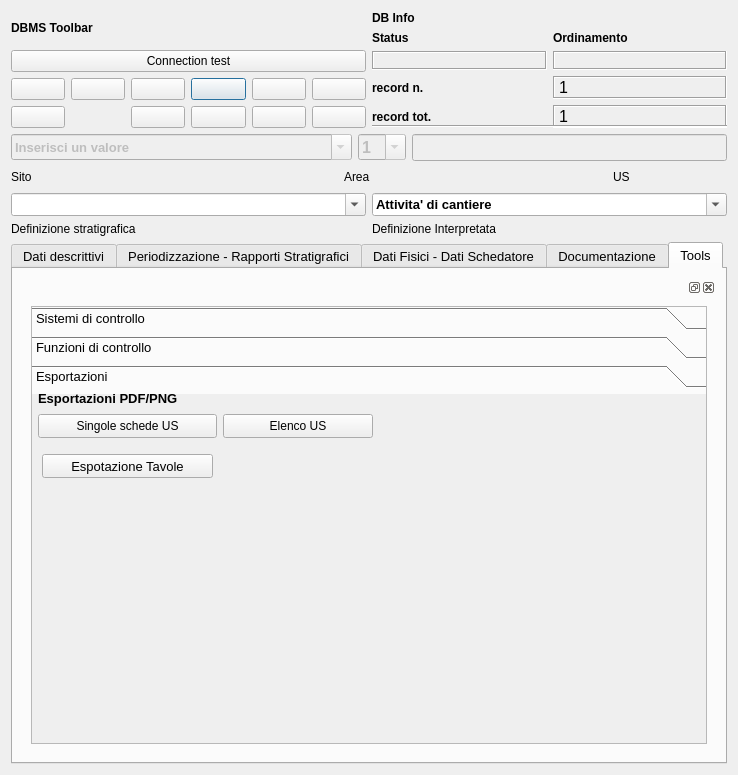
pyarchinit/pyarchinit_218, file pyarchinit/modules/gui/pyarchinit_US_ui.ui: the form before one commit.
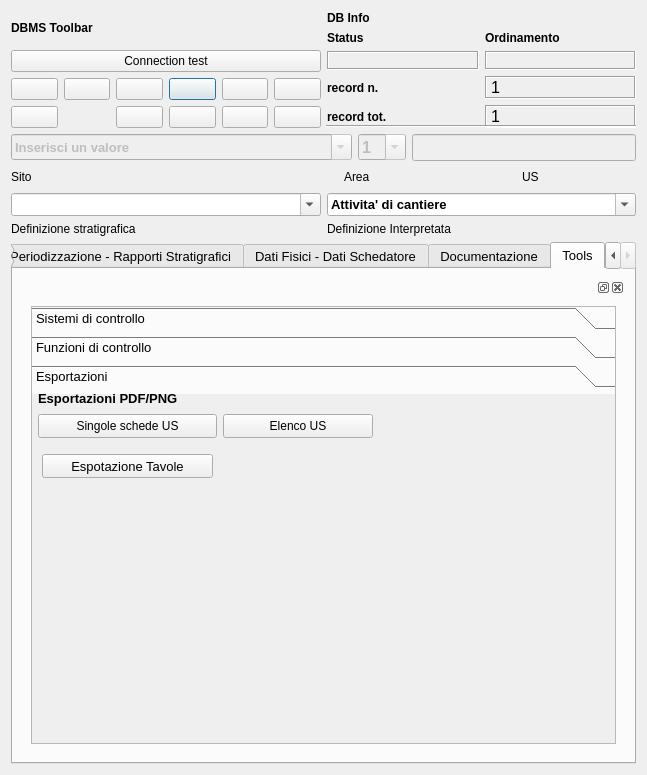
The form after the commit. The open tabs and pages were chosen to show the change. Icons and pictures are not drawn.

Patch:
```diff
--- a/pyarchinit/modules/gui/pyarchinit_US_ui.ui
+++ b/pyarchinit/modules/gui/pyarchinit_US_ui.ui
@@ -6,7 +6,7 @@
    <rect>
     <x>0</x>
     <y>0</y>
-    <width>738</width>
+    <width>647</width>
     <height>775</height>
    </rect>
   </property>
@@ -2438,8 +2438,8 @@
                <rect>
                 <x>0</x>
                 <y>0</y>
-                <width>100</width>
-                <height>30</height>
+                <width>98</width>
+                <height>28</height>
                </rect>
               </property>
               <attribute name="label">
```
Left out of the diff: 2 changed lines with no effect on the pictures.
